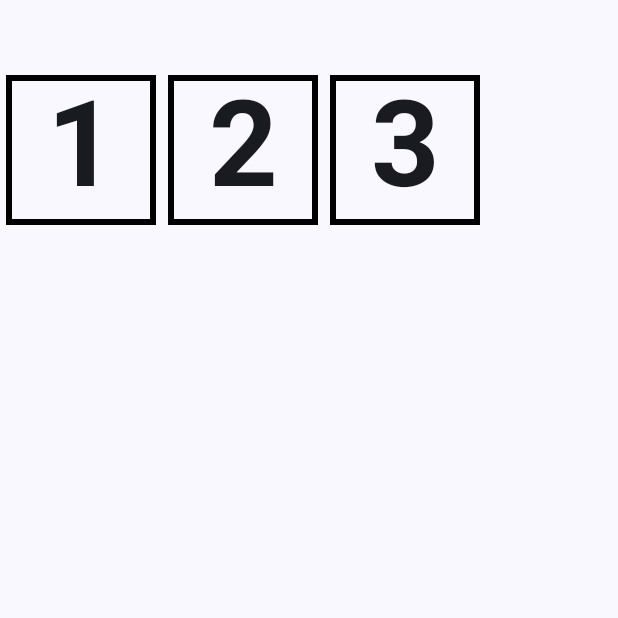
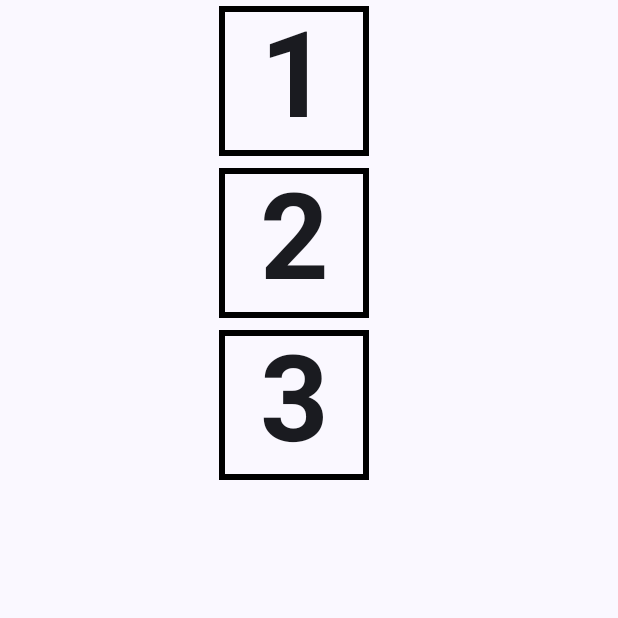
Before and after one commit to sake-2004/mobile_learning_lab3, an Android app built with Jetpack Compose: the screen it shows after launch (MainActivity), on a phone screen of 412 x 824 dp, the top half of it. Run offline under Robolectric (Android 15) with nearby library versions, the phone set to English and light mode, and no system bars.

Commit message:
Column horizontalAligment

```diff
--- a/app/src/main/java/com/example/rowcoldemo/MainActivity.kt
+++ b/app/src/main/java/com/example/rowcoldemo/MainActivity.kt
@@ -10,6 +10,7 @@ import androidx.compose.foundation.layout.Row
 import androidx.compose.foundation.layout.fillMaxSize
 import androidx.compose.foundation.layout.padding
 import androidx.compose.foundation.layout.size
+import androidx.compose.foundation.layout.width
 import androidx.compose.material3.Scaffold
 import androidx.compose.material3.Text
 import androidx.compose.runtime.Composable
@@ -39,9 +40,9 @@ class MainActivity : ComponentActivity() {
 
 @Composable
 fun MainScreen(modifier: Modifier = Modifier) {
-    Row(
-        verticalAlignment = Alignment.CenterVertically,
-        modifier = modifier.size(width = 400.dp, height = 200.dp)
+    Column(
+        horizontalAlignment = Alignment.End,
+        modifier = modifier.width(250.dp)
     ) {
         TextCell("1")
         TextCell("2")
```
